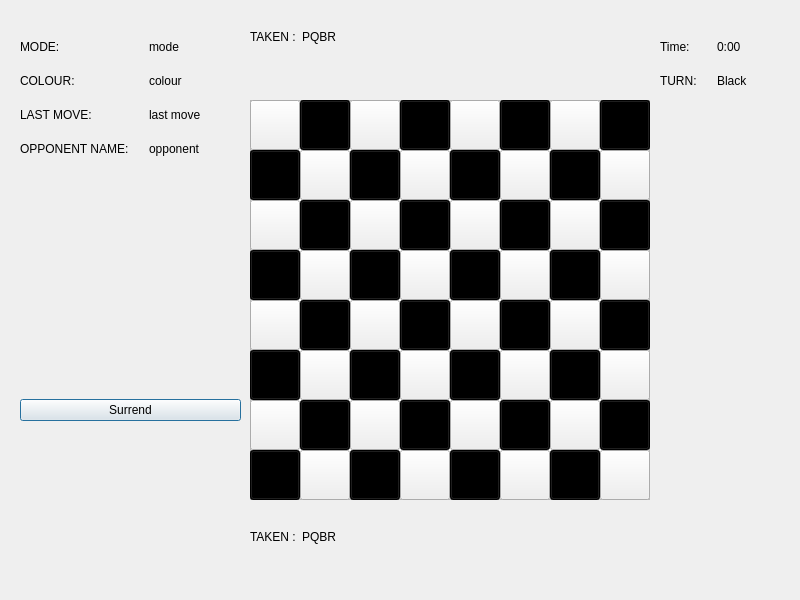
Before: the Qt Designer form Qt_UI/MainMenu/gameWithoutChat.ui in Phucyro/PawnHub, drawn with Qt 5.
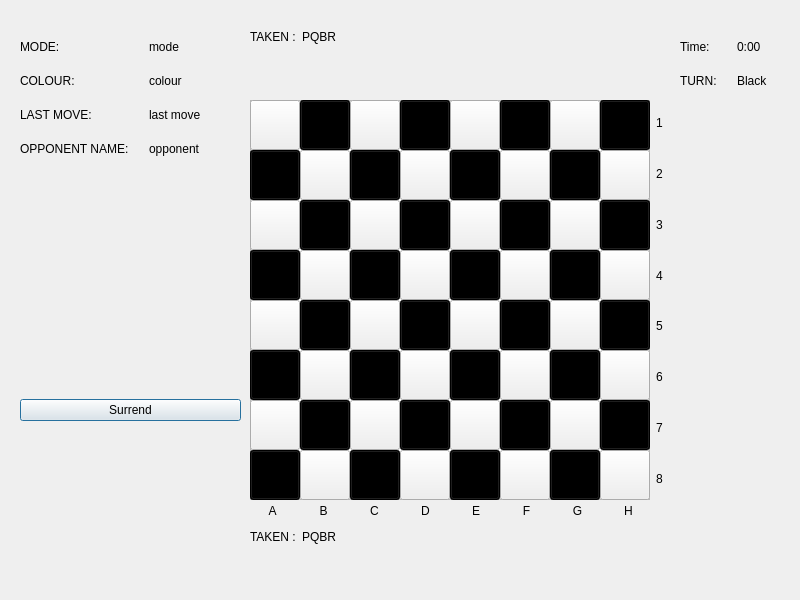
After: the same form once the commit is applied. Icons and pictures are not drawn.

Commit message: [Add] Rows and Columns to chess board

Patch:
```diff
--- a/Qt_UI/MainMenu/gameWithoutChat.ui
+++ b/Qt_UI/MainMenu/gameWithoutChat.ui
@@ -186,9 +186,9 @@
   <widget class="QWidget" name="verticalLayoutWidget_2">
    <property name="geometry">
     <rect>
-     <x>660</x>
+     <x>680</x>
      <y>20</y>
-     <width>131</width>
+     <width>111</width>
      <height>481</height>
     </rect>
    </property>
@@ -2057,6 +2057,190 @@
     <string/>
    </property>
   </widget>
+  <widget class="QWidget" name="verticalLayoutWidget_3">
+   <property name="geometry">
+    <rect>
+     <x>649</x>
+     <y>100</y>
+     <width>21</width>
+     <height>401</height>
+    </rect>
+   </property>
+   <layout class="QVBoxLayout" name="verticalLayout">
+    <item>
+     <widget class="QLabel" name="label_1">
+      <property name="text">
+       <string>1</string>
+      </property>
+      <property name="alignment">
+       <set>Qt::AlignCenter</set>
+      </property>
+     </widget>
+    </item>
+    <item>
+     <widget class="QLabel" name="label_2">
+      <property name="text">
+       <string>2</string>
+      </property>
+      <property name="alignment">
+       <set>Qt::AlignCenter</set>
+      </property>
+     </widget>
+    </item>
+    <item>
+     <widget class="QLabel" name="label_3">
+      <property name="text">
+       <string>3</string>
+      </property>
+      <property name="alignment">
+       <set>Qt::AlignCenter</set>
+      </property>
+     </widget>
+    </item>
+    <item>
+     <widget class="QLabel" name="label_4">
+      <property name="text">
+       <string>4</string>
+      </property>
+      <property name="alignment">
+       <set>Qt::AlignCenter</set>
+      </property>
+     </widget>
+    </item>
+    <item>
+     <widget class="QLabel" name="label_5">
+      <property name="text">
+       <string>5</string>
+      </property>
+      <property name="alignment">
+       <set>Qt::AlignCenter</set>
+      </property>
+     </widget>
+    </item>
+    <item>
+     <widget class="QLabel" name="label_6">
+      <property name="text">
+       <string>6</string>
+      </property>
+      <property name="alignment">
+       <set>Qt::AlignCenter</set>
+      </property>
+     </widget>
+    </item>
+    <item>
+     <widget class="QLabel" name="label_7">
+      <property name="text">
+       <string>7</string>
+      </property>
+      <property name="alignment">
+       <set>Qt::AlignCenter</set>
+      </property>
+     </widget>
+    </item>
+    <item>
+     <widget class="QLabel" name="label_8">
+      <property name="text">
+       <string>8</string>
+      </property>
+      <property name="alignment">
+       <set>Qt::AlignCenter</set>
+      </property>
+     </widget>
+    </item>
+   </layout>
+  </widget>
+  <widget class="QWidget" name="horizontalLayoutWidget">
+   <property name="geometry">
+    <rect>
+     <x>250</x>
+     <y>500</y>
+     <width>401</width>
+     <height>21</height>
+    </rect>
+   </property>
+   <layout class="QHBoxLayout" name="horizontalLayout">
+    <item>
+     <widget class="QLabel" name="label_A">
+      <property name="text">
+       <string>A</string>
+      </property>
+      <property name="alignment">
+       <set>Qt::AlignCenter</set>
+      </property>
+     </widget>
+    </item>
+    <item>
+     <widget class="QLabel" name="label_B">
+      <property name="text">
+       <string>B</string>
+      </property>
+      <property name="alignment">
+       <set>Qt::AlignCenter</set>
+      </property>
+     </widget>
+    </item>
+    <item>
+     <widget class="QLabel" name="label_C">
+      <property name="text">
+       <string>C</string>
+      </property>
+      <property name="alignment">
+       <set>Qt::AlignCenter</set>
+      </property>
+     </widget>
+    </item>
+    <item>
+     <widget class="QLabel" name="label_D">
+      <property name="text">
+       <string>D</string>
+      </property>
+      <property name="alignment">
+       <set>Qt::AlignCenter</set>
+      </property>
+     </widget>
+    </item>
+    <item>
+     <widget class="QLabel" name="label_E">
+      <property name="text">
+       <string>E</string>
+      </property>
+      <property name="alignment">
+       <set>Qt::AlignCenter</set>
+      </property>
+     </widget>
+    </item>
+    <item>
+     <widget class="QLabel" name="label_F">
+      <property name="text">
+       <string>F</string>
+      </property>
+      <property name="alignment">
+       <set>Qt::AlignCenter</set>
+      </property>
+     </widget>
+    </item>
+    <item>
+     <widget class="QLabel" name="label_G">
+      <property name="text">
+       <string>G</string>
+      </property>
+      <property name="alignment">
+       <set>Qt::AlignCenter</set>
+      </property>
+     </widget>
+    </item>
+    <item>
+     <widget class="QLabel" name="label_H">
+      <property name="text">
+       <string>H</string>
+      </property>
+      <property name="alignment">
+       <set>Qt::AlignCenter</set>
+      </property>
+     </widget>
+    </item>
+   </layout>
+  </widget>
  </widget>
  <resources>
   <include location="catmeme.qrc"/>
```
